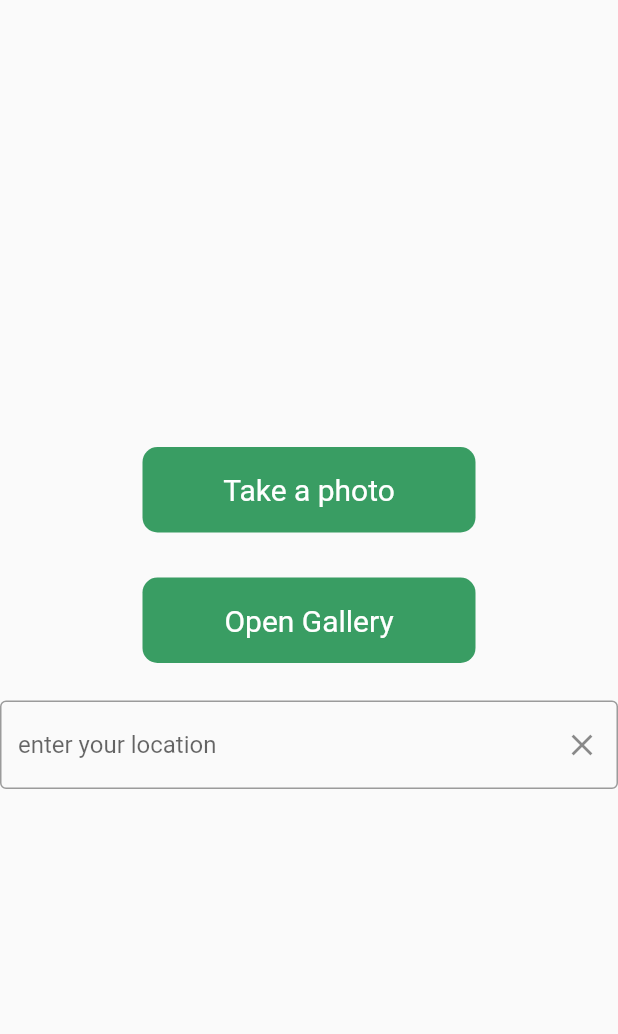
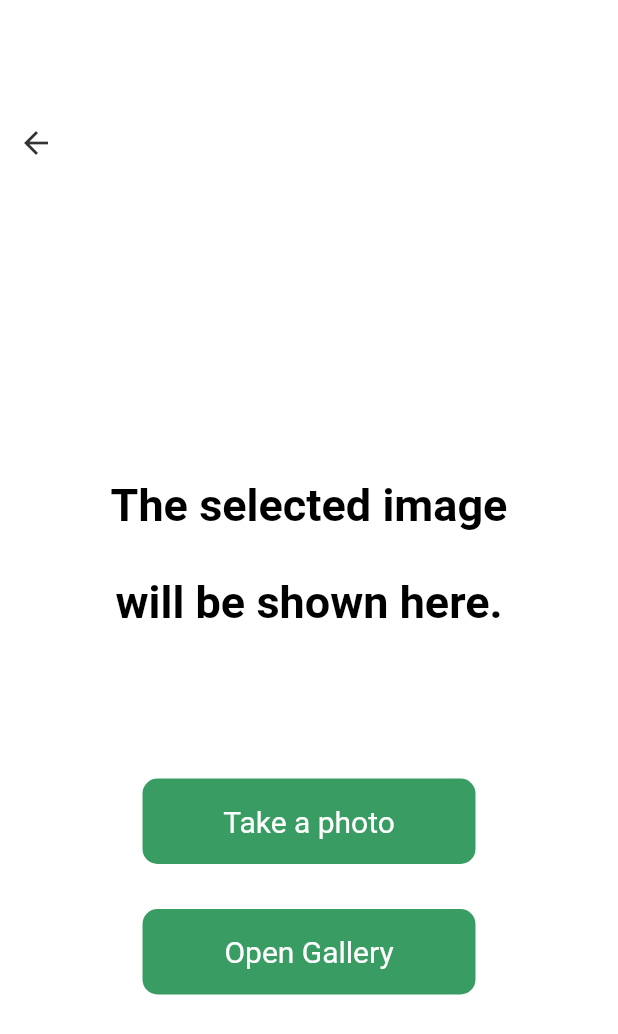
Before and after one commit to AzizNoomen/DetectionAnomaliesetRecommandation, a Flutter app: the CameraGallery screen opened directly, on a phone screen of 412 x 824 dp. Shown: the top 1034 px of the screen. Run offline on Flutter 3.47's test engine with Material 2 defaults, Android fonts, the phone set to English and light mode, and no system bars; our stand-ins replace image_picker; Roboto replaces fonts that are missing (Montserrat).

Commit message:
cameragallery

```diff
--- a/appui/lib/cameragallery.dart
+++ b/appui/lib/cameragallery.dart
@@ -1,4 +1,5 @@
 import 'dart:io';
+import 'package:appui/recommendation.dart';
 import 'package:flutter/material.dart';
 import 'package:image_picker/image_picker.dart';
 
@@ -10,7 +11,7 @@ class CameraGallery extends StatefulWidget {
 class _CameraGalleryState extends State<CameraGallery> {
   File? _image;
   final picker = ImagePicker();
-  final _textController = TextEditingController();
+  bool _loading = true;
 
   pickImage() async {
     var image = await picker.getImage(source: ImageSource.gallery);
@@ -20,6 +21,7 @@ class _CameraGalleryState extends State<CameraGallery> {
 
     setState(() {
       _image = File(image.path);
+      _loading = false;
     });
   }
 
@@ -37,10 +39,62 @@ class _CameraGalleryState extends State<CameraGallery> {
   @override
   Widget build(BuildContext context) {
     return Scaffold(
+      backgroundColor: Colors.white,
       body: Center(
         child: Column(
           mainAxisAlignment: MainAxisAlignment.center,
           children: <Widget>[
+            Align(
+                alignment: Alignment.topLeft,
+                child: IconButton(
+                  icon: Icon(Icons.arrow_back,
+                      color: Color.fromARGB(255, 0, 0, 0).withOpacity(0.8)),
+                  onPressed: () {
+                    Navigator.of(context).pop();
+                  },
+                )),
+            SizedBox(height: 20.0),
+            Center(
+                child: _loading
+                    ? Container(
+                        child: Column(
+                        children: const <Widget>[
+                          SizedBox(height: 180.0),
+                          Text(
+                            "The selected image",
+                            style: TextStyle(
+                              color: Color.fromARGB(255, 0, 0, 0),
+                              fontFamily: 'Montserrat',
+                              fontSize: 30.0,
+                              fontWeight: FontWeight.w600,
+                            ),
+                          ),
+                          SizedBox(
+                            height: 30.0,
+                          ),
+                          Text(
+                            "will be shown here.",
+                            style: TextStyle(
+                              color: Color.fromARGB(255, 0, 0, 0),
+                              fontFamily: 'Montserrat',
+                              fontSize: 30.0,
+                              fontWeight: FontWeight.w600,
+                            ),
+                          ),
+                          SizedBox(
+                            height: 60.0,
+                          ),
+                        ],
+                      ))
+                    : Container(
+                        child: ClipRRect(
+                            borderRadius: BorderRadius.circular(20.0),
+                            child: Image.file(_image!,
+                                width: 300, height: 300, fit: BoxFit.cover))
+// Image. network
+// CliDRRect
+                        )),
+            const SizedBox(height: 40.0),
             GestureDetector(
               onTap: takePhoto,
               child: Container(
@@ -53,7 +107,7 @@ class _CameraGalleryState extends State<CameraGallery> {
                   child: const Text(
                     "Take a photo",
                     style: TextStyle(
-                      color: Colors.white,
+                      color: Color.fromARGB(255, 255, 255, 255),
                       fontFamily: 'Montserrat',
                       fontSize: 20.0,
                       fontWeight: FontWeight.w400,
@@ -73,7 +127,7 @@ class _CameraGalleryState extends State<CameraGallery> {
                   child: const Text(
                     "Open Gallery",
                     style: TextStyle(
-                      color: Colors.white,
+                      color: Color.fromARGB(255, 255, 255, 255),
                       fontFamily: 'Montserrat',
                       fontSize: 20.0,
                       fontWeight: FontWeight.w400,
@@ -81,20 +135,31 @@ class _CameraGalleryState extends State<CameraGallery> {
                   )),
             ),
             const SizedBox(
-              height: 25.0,
+              height: 80.0,
             ),
-            TextField(
-              controller: _textController,
-              decoration: InputDecoration(
-                hintText: "enter your location",
-                border: OutlineInputBorder(),
-                suffixIcon: IconButton(
-                    onPressed: () {
-                      _textController.clear();
-                    },
-                    icon: const Icon(Icons.clear)),
-              ),
-            )
+            Padding(
+                padding: EdgeInsets.only(left: 90.0, top: 10.0, right: 90.0),
+                child: !_loading
+                    ? Container(
+                        height: 60.0,
+                        width: 60.0,
+                        decoration: BoxDecoration(
+                          borderRadius: BorderRadius.circular(30.0),
+                          color: Colors.black,
+                        ),
+                        child: InkWell(
+                          onTap: () {
+                            Navigator.of(context).push(MaterialPageRoute(
+                                builder: (context) => Recommendation()));
+                          },
+                          child: Container(
+                            height: 40.0,
+                            width: 40.0,
+                            child: const Icon(Icons.arrow_forward_outlined,
+                                color: Colors.white, size: 30.0),
+                          ),
+                        ))
+                    : Container()),
           ],
         ),
       ),
--- /dev/null
+++ b/appui/lib/recommendation.dart
@@ -0,0 +1,38 @@
+import 'package:flutter/material.dart';
+import 'package:flutter/src/widgets/framework.dart';
+import 'package:flutter/src/widgets/placeholder.dart';
+
+class Recommendation extends StatefulWidget {
+  const Recommendation({super.key});
+
+  @override
+  State<Recommendation> createState() => _RecommendationState();
+}
+
+class _RecommendationState extends State<Recommendation> {
+
+  final _textController = TextEditingController();
+
+  @override
+  Widget build(BuildContext context) {
+    return Scaffold(
+      backgroundColor: Colors.white,
+      body: Center(
+        child: Column(
+          mainAxisAlignment: MainAxisAlignment.center,
+          children: <Widget>[
+            TextField(
+              controller: _textController,
+              decoration: InputDecoration(
+                hintText: "enter your location",
+                border: OutlineInputBorder(),
+                suffixIcon: IconButton(
+                    onPressed: () {
+                      _textController.clear();
+                    },
+                    icon: const Icon(Icons.clear)),
+              ),
+            )
+          ])));
+  }
+}
--- a/appui/pubspec.yaml
+++ b/appui/pubspec.yaml
@@ -61,9 +61,7 @@ flutter:
 
   # To add assets to your application, add an assets section, like this:
   assets:
-    - assets/aloevera.png
-    - assets/test.jpg
-    - assets/plant_images1.png
+    - assets/
   #   - images/a_dot_burr.jpeg
   #   - images/a_dot_ham.jpeg
 
```
Also changed, not shown: appui/assets/Untitled.jpg (added).
